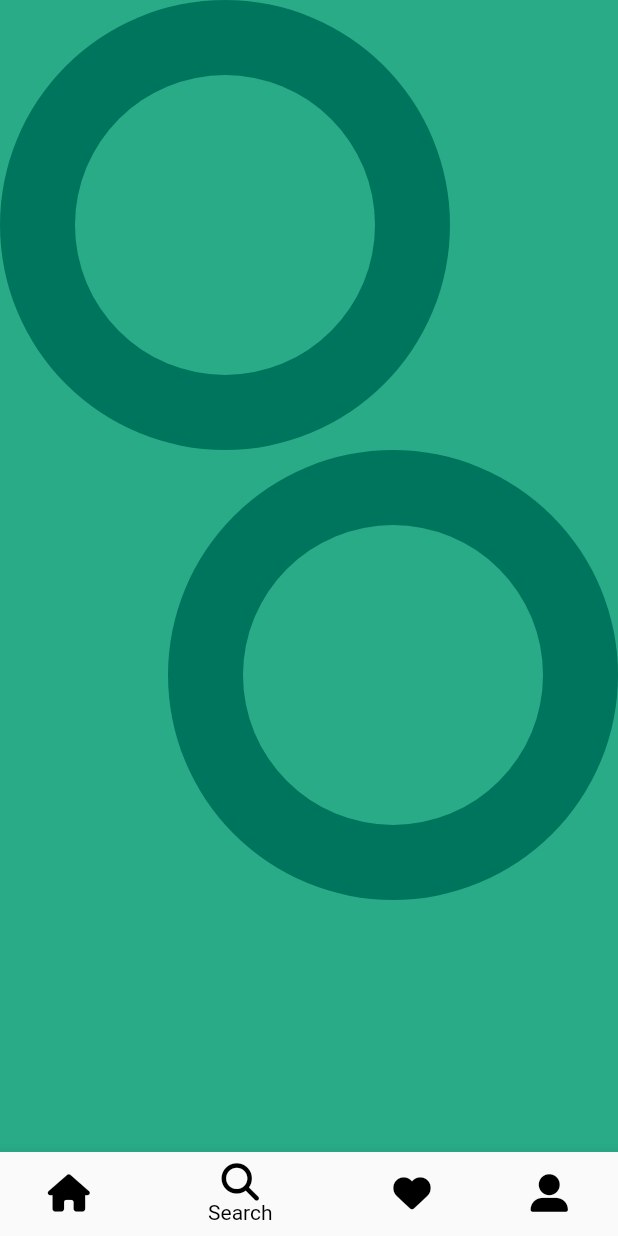
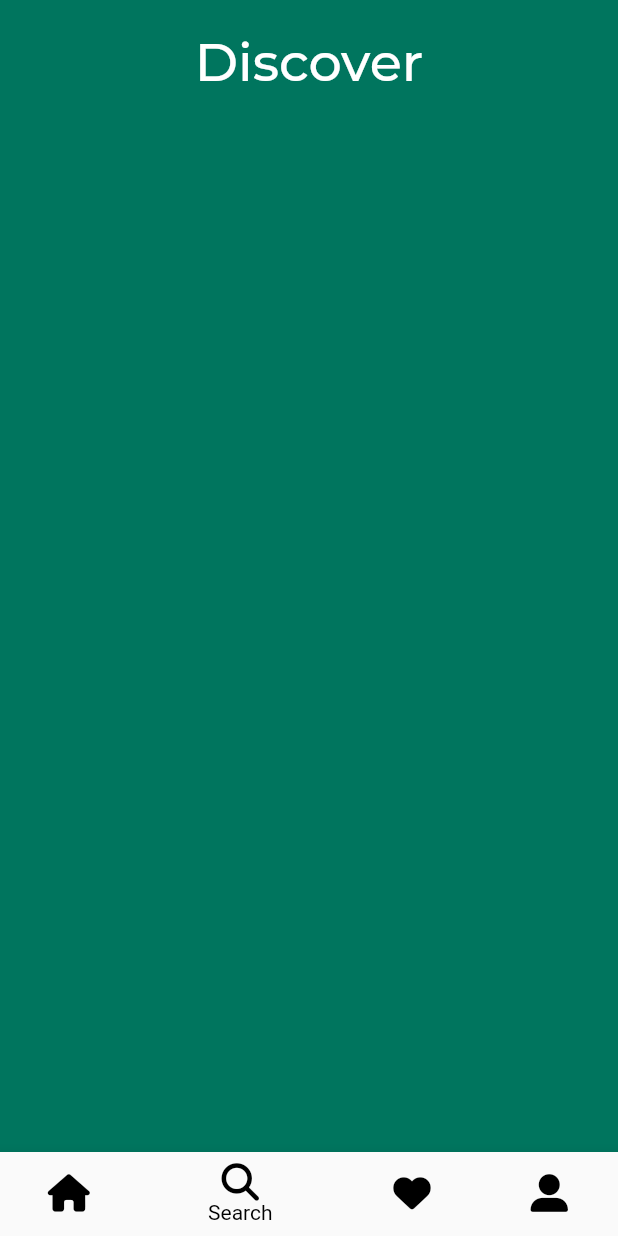
Before and after one commit to naomitimm/Guzo, a Flutter app: the screen it shows after launch, item 2 of the bottom bar chosen, on a phone screen of 412 x 824 dp. Run offline on Flutter 3.47's test engine with Material 2 defaults, Android fonts, the light colour scheme and no system bars; our stand-ins replace font_awesome_flutter, google_fonts, lottie, smooth_page_indicator.

Commit message:
search page-start

```diff
--- a/guzo_app/lib/presentation/navPages/search_page.dart
+++ b/guzo_app/lib/presentation/navPages/search_page.dart
@@ -1,4 +1,5 @@
 import 'package:flutter/material.dart';
+import 'package:google_fonts/google_fonts.dart';
 
 class SearchPage extends StatefulWidget {
   const SearchPage({Key? key}) : super(key: key);
@@ -12,14 +13,22 @@ class _SearchPageState extends State<SearchPage> {
   Widget build(BuildContext context) {
     return Scaffold(
       body: Container(
-        height: double.infinity,
         width: double.infinity,
-        color: Color.fromARGB(255, 41, 171, 135),
-        child: ListView(
-          children: [
-            Align(alignment: Alignment.topLeft, child: circles()),
-            Align(alignment: Alignment.bottomRight, child: circles()),
-          ],
+        color: const Color.fromARGB(255, 0, 117, 94),
+        child: Padding(
+          padding: const EdgeInsets.all(20.0),
+          child: Column(children: [
+            Text("Discover",
+                style: GoogleFonts.montserrat(
+                  textStyle: const TextStyle(
+                      color: Colors.white,
+                      fontSize: 35,
+                      fontWeight: FontWeight.w500),
+                )),
+            const SizedBox(
+              height: 20,
+            ),
+          ]),
         ),
       ),
     );
--- a/guzo_app/pubspec.yaml
+++ b/guzo_app/pubspec.yaml
@@ -68,6 +68,7 @@ flutter:
     - assets/
     - assets/home_page/
     - assets/on_boarding/
+    - assets/search_page/
 
   # An image asset can refer to one or more resolution-specific "variants", see
   # https://flutter.dev/assets-and-images/#resolution-aware.
```
Also changed, not shown: guzo_app/assets/search_page/bg.png (added).
